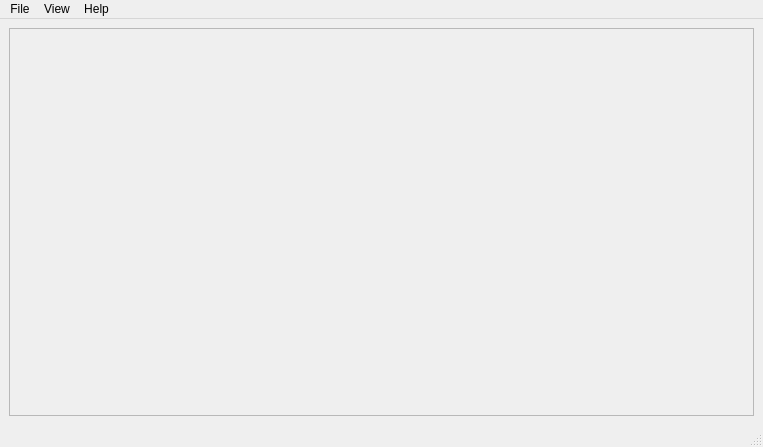
The window that myimageviewer/viewer/UI/viewer_window.ui (FGamma/EIM) describes before a commit, drawn with Qt 5.
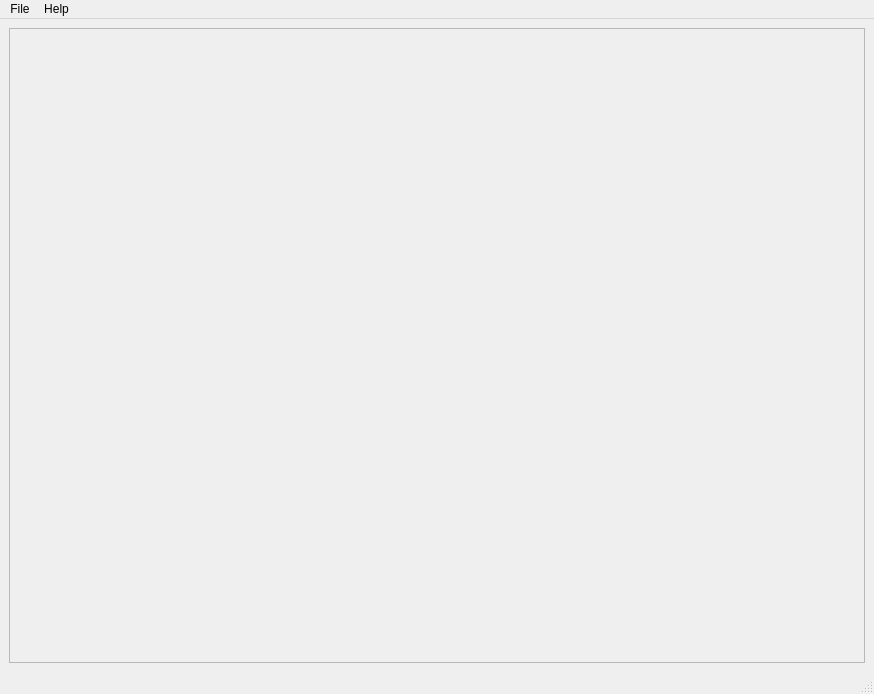
The same window after the commit.

```diff
--- a/myimageviewer/viewer/UI/viewer_window.ui
+++ b/myimageviewer/viewer/UI/viewer_window.ui
@@ -6,8 +6,8 @@
    <rect>
     <x>0</x>
     <y>0</y>
-    <width>763</width>
-    <height>447</height>
+    <width>874</width>
+    <height>694</height>
    </rect>
   </property>
   <property name="windowTitle">
@@ -25,8 +25,8 @@
         <rect>
          <x>0</x>
          <y>0</y>
-         <width>743</width>
-         <height>384</height>
+         <width>854</width>
+         <height>631</height>
         </rect>
        </property>
        <layout class="QGridLayout" name="gridLayout_2">
@@ -35,6 +35,9 @@
           <property name="text">
            <string/>
           </property>
+          <property name="alignment">
+           <set>Qt::AlignmentFlag::AlignCenter</set>
+          </property>
          </widget>
         </item>
        </layout>
@@ -48,7 +51,7 @@
     <rect>
      <x>0</x>
      <y>0</y>
-     <width>763</width>
+     <width>874</width>
      <height>22</height>
     </rect>
    </property>
@@ -66,16 +69,7 @@
     </property>
     <addaction name="actAbout"/>
    </widget>
-   <widget class="QMenu" name="menuView">
-    <property name="title">
-     <string>View</string>
-    </property>
-    <addaction name="actZoomIn"/>
-    <addaction name="actZoomOut"/>
-    <addaction name="actNormalSize"/>
-   </widget>
    <addaction name="menuFile"/>
-   <addaction name="menuView"/>
    <addaction name="menuHelp"/>
   </widget>
   <widget class="QStatusBar" name="statusbar"/>
```
